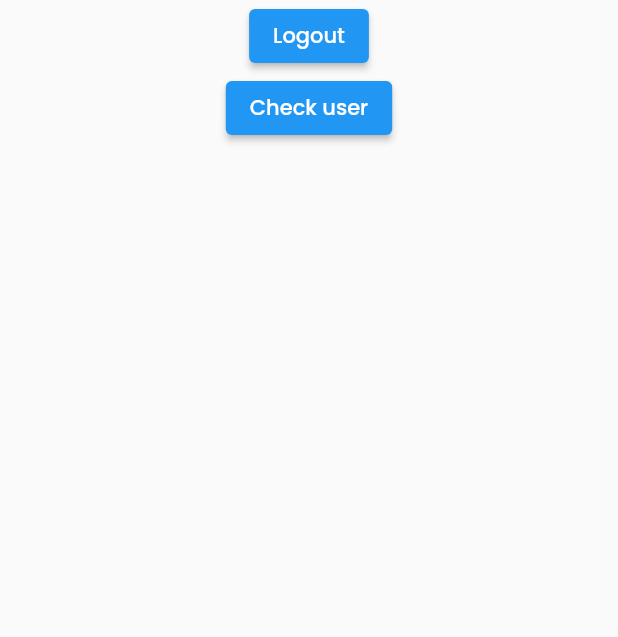
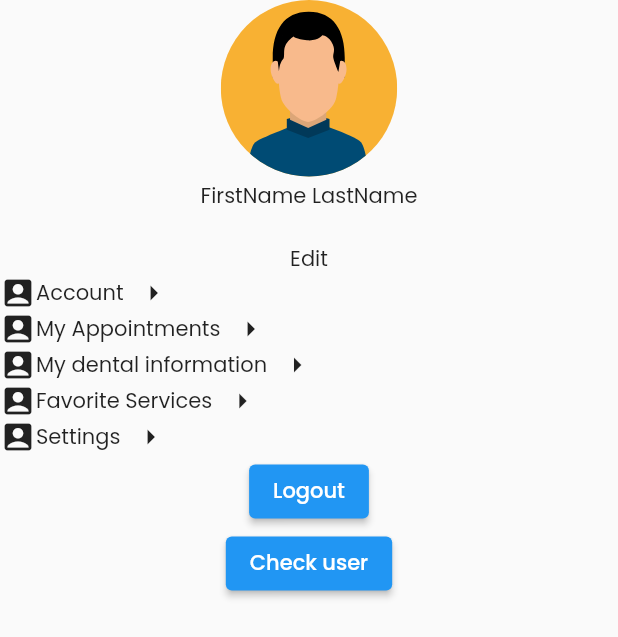
Before and after one commit to Crucialjun/dentmind_dental_centre, a Flutter app: the ProfileScreen widget shown alone on an empty page, opened directly, on a phone screen of 412 x 824 dp. Shown: the top 637 px of the screen. Run offline on Flutter 3.47's test engine with Material 2 defaults, Android fonts, the phone set to English and light mode, and no system bars; our stand-ins replace awesome_dialog, bottom_navy_bar, cloud_firestore, email_validator, firebase_auth, firebase_core and 6 more; accounts and stored records are empty; network calls fail.

Commit message:
profile page

```diff
--- a/lib/models/client_model.dart
+++ b/lib/models/client_model.dart
@@ -8,6 +8,7 @@ class Client {
   String email;
   String phoneNumber;
   String uid;
+  String? profileImageUrl;
 
   Client({
     required this.firstName,
@@ -15,6 +16,7 @@ class Client {
     required this.email,
     required this.phoneNumber,
     required this.uid,
+    profileImageUrl,
   });
 
   Map<String, dynamic> toMap() {
@@ -24,6 +26,7 @@ class Client {
       'email': email,
       'phoneNumber': phoneNumber,
       'uid': uid,
+      'profileImageUrl': profileImageUrl
     };
   }
 
@@ -34,6 +37,7 @@ class Client {
       email: map['email'] ?? '',
       phoneNumber: map['phoneNumber'] ?? '',
       uid: map['uid'] ?? '',
+      profileImageUrl: map['profileImageUrl'] ?? '',
     );
   }
 
@@ -46,6 +50,7 @@ class Client {
       email: snapshot['email'] ?? '',
       phoneNumber: snapshot['phoneNumber'] ?? '',
       uid: snapshot['uid'] ?? '',
+      profileImageUrl: snapshot['profileImageUrl'] ?? '',
     );
   }
 
--- a/lib/screens/profile_screen.dart
+++ b/lib/screens/profile_screen.dart
@@ -3,6 +3,7 @@ import 'package:dentmind_dental_centre/firebase/firebase_storage_methods.dart';
 import 'package:dentmind_dental_centre/global_constants.dart';
 import 'package:firebase_auth/firebase_auth.dart';
 import 'package:flutter/material.dart';
+import 'package:flutter_svg/flutter_svg.dart';
 import 'package:provider/provider.dart';
 
 class ProfileScreen extends StatelessWidget {
@@ -12,9 +13,62 @@ class ProfileScreen extends StatelessWidget {
   Widget build(BuildContext context) {
     final _firebaseUser = context.watch<User?>();
     return Container(
-      child: Center(
-          child: Column(
+      child: Column(
         children: [
+          SvgPicture.asset("assets/profile.svg"),
+          Text("FirstName LastName"),
+          Text("${_firebaseUser?.email}"),
+          Text("Edit"),
+          Container(
+            child: Row(children: [
+              Icon(Icons.account_box),
+              Text("Account"),
+              SizedBox(
+                width: 8,
+              ),
+              Icon(Icons.arrow_right_outlined)
+            ]),
+          ),
+          Container(
+            child: Row(children: [
+              Icon(Icons.account_box),
+              Text("My Appointments"),
+              SizedBox(
+                width: 8,
+              ),
+              Icon(Icons.arrow_right_outlined)
+            ]),
+          ),
+          Container(
+            child: Row(children: [
+              Icon(Icons.account_box),
+              Text("My dental information"),
+              SizedBox(
+                width: 8,
+              ),
+              Icon(Icons.arrow_right_outlined)
+            ]),
+          ),
+          Container(
+            child: Row(children: [
+              Icon(Icons.account_box),
+              Text("Favorite Services"),
+              SizedBox(
+                width: 8,
+              ),
+              Icon(Icons.arrow_right_outlined)
+            ]),
+          ),
+          Container(
+            child: Row(children: [
+              Icon(Icons.account_box),
+              Text("Settings"),
+              SizedBox(
+                width: 8,
+              ),
+              Icon(Icons.arrow_right_outlined)
+            ]),
+          ),
           ElevatedButton(
             onPressed: () async {
               await FirebaseUserRepo().logoutUser();
@@ -32,7 +86,7 @@ class ProfileScreen extends StatelessWidget {
             child: Text("Check user"),
           ),
         ],
-      )),
+      ),
     );
   }
 }
```
Also changed, not shown: assets/profile.svg (added).
